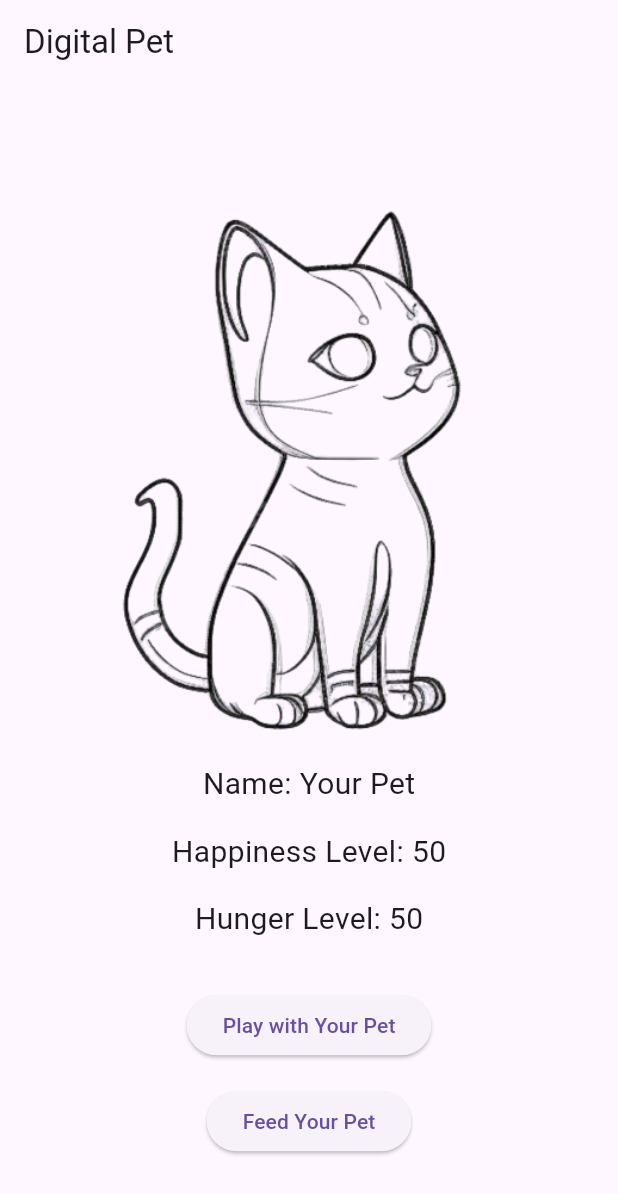
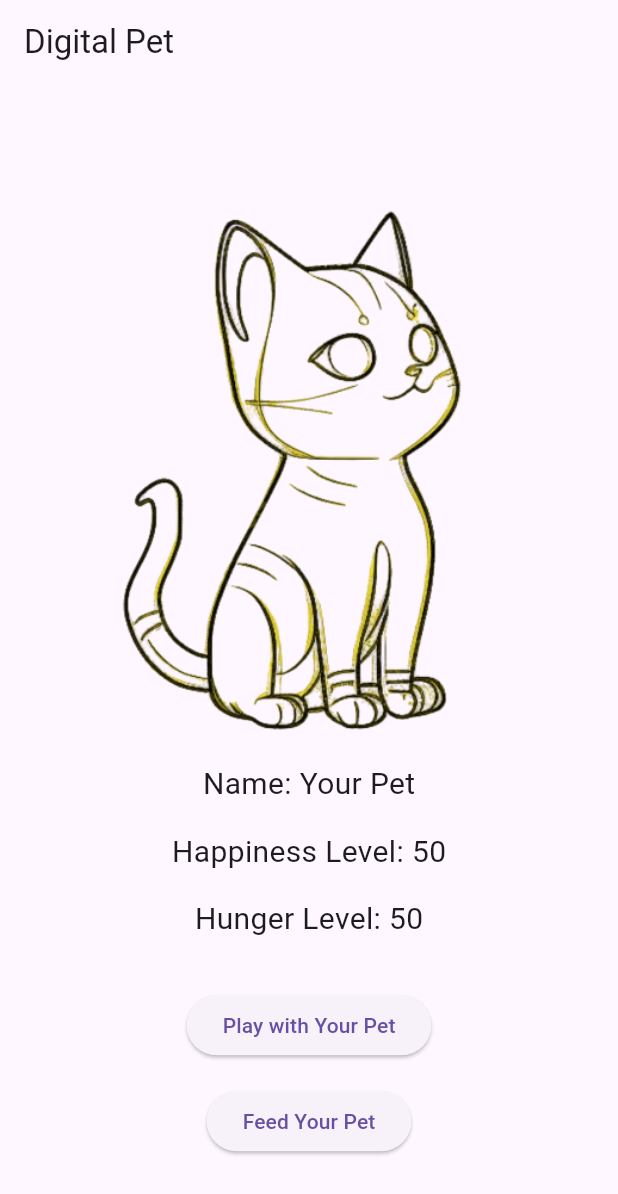
Before and after one commit to husainarib/MAD-Coding-Challenge, a Flutter app: the screen it shows after launch, on a phone screen of 412 x 824 dp. Shown: the top 1194 px of the screen. Run offline on Flutter 3.47's test engine with Material 3 defaults, Android fonts, the light colour scheme and no system bars.

Commit message:
Added ability to change cat color

```diff
--- a/lib/main.dart
+++ b/lib/main.dart
@@ -28,8 +28,6 @@ class _DigitalPetAppState extends State<DigitalPetApp> {
 
   int hungerLevel = 50;
 
-  int _imageCounter = 0;
-
   String _currentImage = 'lib/img/cat-nothing.png';
 
   // Function to increase happiness and update hunger when playing with the pet
@@ -46,27 +44,14 @@ class _DigitalPetAppState extends State<DigitalPetApp> {
 
   }
 
-  void _changeCatImage() {
-    setState(() {
-      _imageCounter++;
-      switch (_imageCounter) {
-        case 0:
-          _currentImage = 'lib/img/cat-nothing.png';
-          break;
-        case 1:
-          _currentImage = 'lib/img/2.png';
-          break;
-        case 2:
-          _currentImage = 'lib/img/3.png';
-          break;
-        default:
-          _currentImage = 'lib/img/1.png';
-          break;
-      }
-      if (_imageCounter > 2) {
-        _imageCounter = 0;
-      }
-    });
+  Color _getPetColor() {
+    if (happinessLevel > 70) {
+      return Colors.green;
+    } else if (happinessLevel >= 30 && happinessLevel <= 70) {
+      return Colors.yellow;
+    } else {
+      return Colors.red;
+    }
   }
 
 // Function to decrease hunger and update happiness when feeding the pet
@@ -137,7 +122,13 @@ class _DigitalPetAppState extends State<DigitalPetApp> {
           mainAxisAlignment: MainAxisAlignment.center,
 
           children: <Widget>[
-            Image.asset(_currentImage, width: 400, height: 400,),
+            Image.asset(
+              _currentImage,
+              width: 400,
+              height: 400,
+              color: _getPetColor(),
+              colorBlendMode: BlendMode.modulate,
+            ),
 
             Text(
 
```
